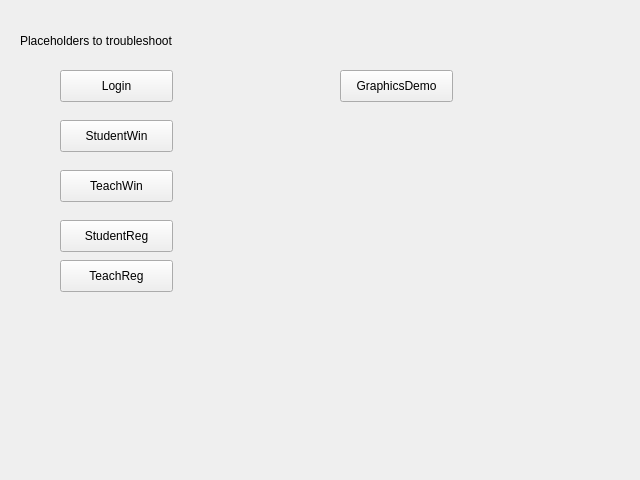
This is Client/client.ui in DatabasesWorks/Stacked_EducationalPlatform as Qt 5 draws it before an edit. The edited form follows.
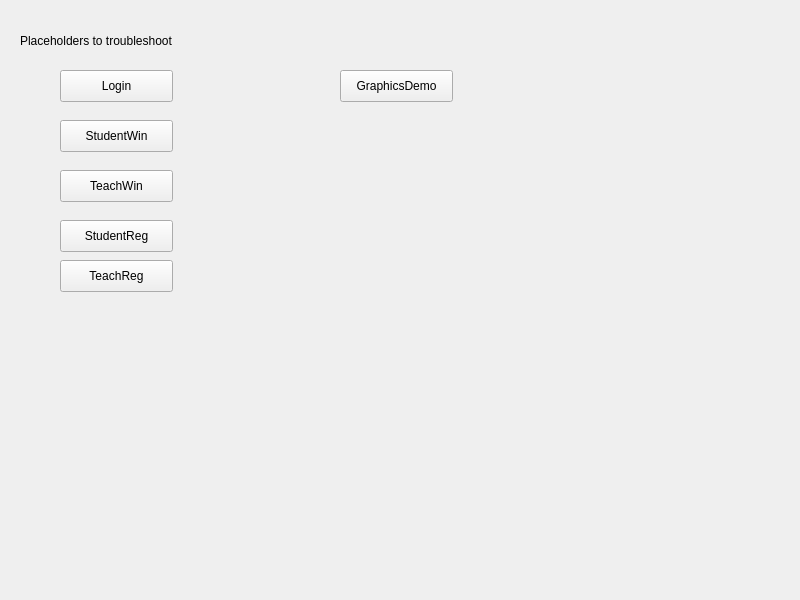
This is the edited form.

Commit message: Fixed window issues

The edit to the form file:
```diff
--- a/Client/client.ui
+++ b/Client/client.ui
@@ -6,16 +6,10 @@
    <rect>
     <x>0</x>
     <y>0</y>
-    <width>640</width>
-    <height>480</height>
+    <width>800</width>
+    <height>600</height>
    </rect>
   </property>
-  <property name="minimumSize">
-   <size>
-    <width>300</width>
-    <height>400</height>
-   </size>
-  </property>
   <property name="windowTitle">
    <string>View</string>
   </property>
```
The commit also changes 4 other files.
